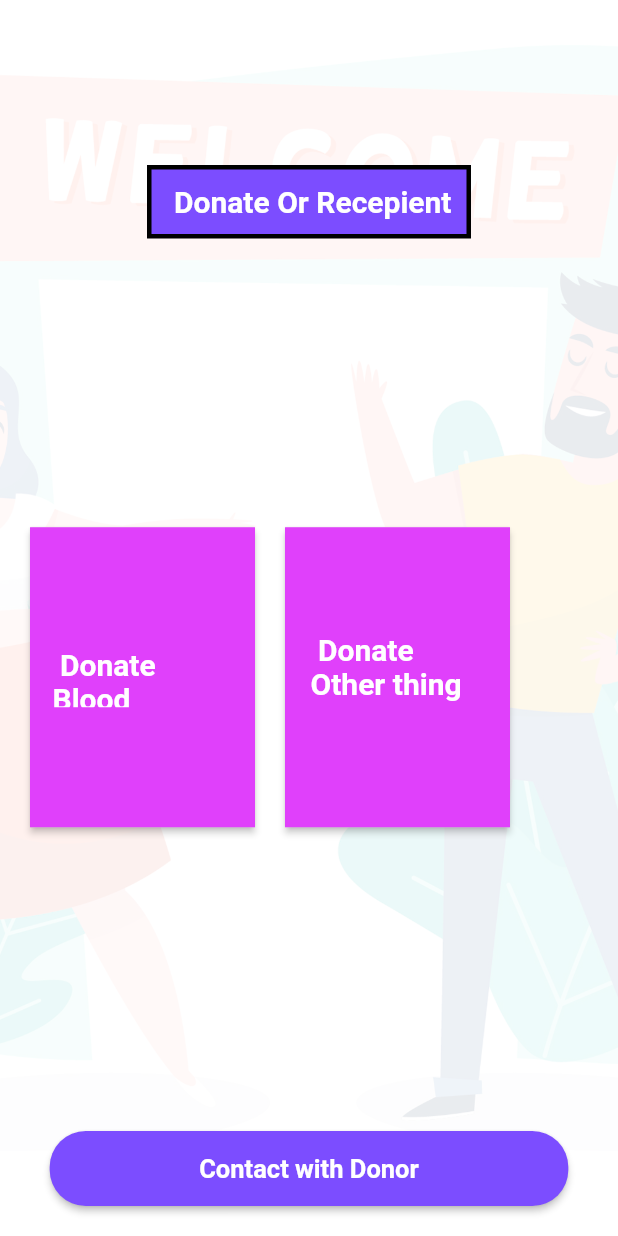
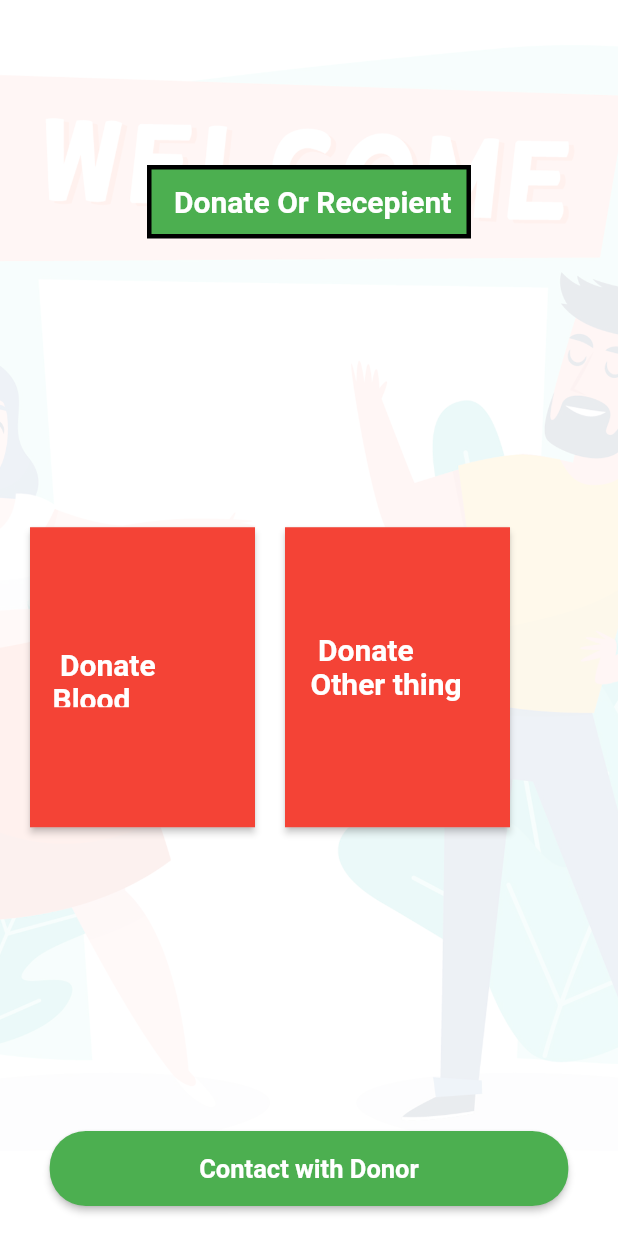
Before and after one commit to bilalahmad9/Donate_Blood_or_Anything, a Flutter app: the donate screen opened directly, on a phone screen of 412 x 824 dp. Run offline on Flutter 3.47's test engine with Material 2 defaults, Android fonts, the phone set to English and light mode, and no system bars; our stand-ins replace cloud_firestore, firebase_auth, firebase_core, firebase_database, firebase_storage, flutter_spinkit and 1 more; missing offline and left inert: loading; accounts and stored records are empty; Roboto replaces fonts that are missing (Acme).

Commit message:
some bug fixes

```diff
--- a/flutter_app/lib/DonateSelect.dart
+++ b/flutter_app/lib/DonateSelect.dart
@@ -3,6 +3,7 @@ import 'package:flutter/material.dart';
 import 'package:google_fonts/google_fonts.dart';
 import 'DonateBloodPage.dart';
 import 'DonateOtherPage.dart';
+import 'DonorsPage.dart';
 
 class donate extends StatefulWidget {
   @override
@@ -52,7 +53,7 @@ class _donateState extends State<donate> {
                           ),
                         ),
                         decoration: BoxDecoration(
-                          color: Colors.deepPurpleAccent,
+                          color: Colors.green,
                           border: Border.all(
                             color: Colors.black,
                             width: 3,
@@ -73,7 +74,7 @@ class _donateState extends State<donate> {
                               child: Container(
                                 height: 200,
                                 width: 150,
-                                color: Colors.purpleAccent,
+                                color: Colors.red,
                                 padding: const EdgeInsets.symmetric(horizontal: 15, vertical: 80),
                                 child: Text(
                                   " Donate Blood",
@@ -102,7 +103,7 @@ class _donateState extends State<donate> {
                               child: Container(
                                 height: 200,
                                 width: 150,
-                                color: Colors.purpleAccent,
+                                color: Colors.red,
                                 padding: const EdgeInsets.symmetric(horizontal: 17, vertical: 70),
                                 child: Text(
                                   " Donate Other thing",
@@ -128,11 +129,11 @@ class _donateState extends State<donate> {
                             borderRadius: BorderRadius.circular(24),
                           ),
                           onPressed: () {
-                           // Navigator.of(context).pushReplacement(
-                            //    MaterialPageRoute(builder: (context) => DonorContact()));
+                            Navigator.of(context).pushReplacement(
+                                MaterialPageRoute(builder: (context) => DonorContact()));
                           },
                           padding: EdgeInsets.all(15),
-                          color: Colors.deepPurpleAccent,
+                          color: Colors.green,
                           child: Text(
                               '                    Contact with Donor                    ',
                               style: TextStyle(
--- a/flutter_app/lib/main.dart
+++ b/flutter_app/lib/main.dart
@@ -18,7 +18,7 @@ class MyApp extends StatelessWidget {
   Widget build(BuildContext context) {
     return MaterialApp(
       debugShowCheckedModeBanner: false,
-      home: DonateBloodScreen(),
+      home: splashscreen(),
     );
   }
 }
```
Also changed, not shown: flutter_app/lib/signupPage.dart (+6 -2 lines).
